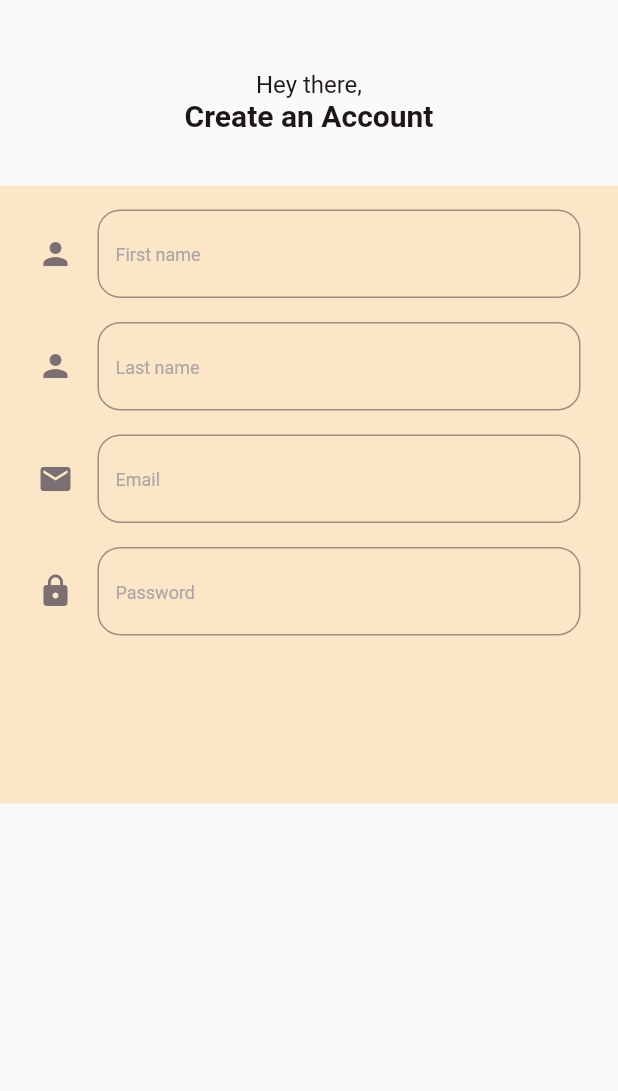
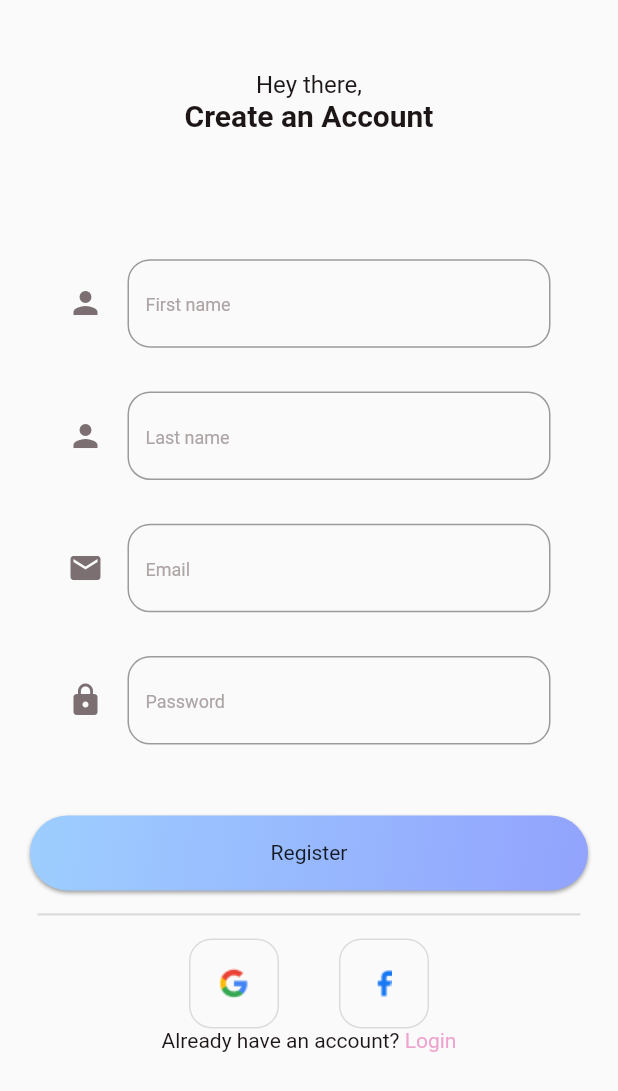
Before and after one commit to chimpansiets/fitness_app, a Flutter app: the SignUpPage widget shown alone on an empty page, opened directly, on a phone screen of 412 x 824 dp. Shown: the top 1091 px of the screen. Run offline on Flutter 3.47's test engine with Material 2 defaults, Android fonts, the phone set to English and light mode, and no system bars; our stand-ins replace bloc, flutter_bloc, flutter_svg, freezed_annotation, get_it, google_fonts.

Commit message:
Finished sign_up page, todo: business logic and fix firebase_auth issues

```diff
--- a/lib/presentation/core/templates/sign_form_template.dart
+++ b/lib/presentation/core/templates/sign_form_template.dart
@@ -29,14 +29,25 @@ class SignFormTemplate extends StatelessWidget {
             child: headerSection,
           ),
           Container(
-            color: Colors.orange.withOpacity(0.2),
-            width: screenSize.width,
-            height: screenSize.height * 0.5,
+            height: screenSize.height * 0.50,
+            padding: const EdgeInsets.symmetric(horizontal: 20),
             child: formSection,
           ),
-          // buttonSection,
-          // Divider(),
-          // optionsSection,
+          Padding(
+            padding: const EdgeInsets.symmetric(vertical: 8.0, horizontal: 20),
+            child: buttonSection,
+          ),
+          const Padding(
+            padding: EdgeInsets.symmetric(horizontal: 25.0),
+            child: Divider(
+              thickness: 1.5,
+            ),
+          ),
+          Padding(
+            padding:
+                const EdgeInsets.symmetric(horizontal: 20.0, vertical: 8.0),
+            child: optionsSection,
+          ),
         ],
       ),
     );
--- /dev/null
+++ b/lib/presentation/sign_up/components/auth_icon.dart
@@ -0,0 +1,38 @@
+import 'package:fitness_app/theme/theme.dart';
+import 'package:flutter/material.dart';
+import 'package:flutter_svg/svg.dart';
+
+enum AuthIcons {
+  google,
+  facebook,
+}
+
+class AuthIcon extends StatelessWidget {
+  final AuthIcons type;
+
+  AuthIcon(AuthIcons this.type, {Key? key}) : super(key: key);
+
+  final Map<AuthIcons, Widget> logos = {
+    AuthIcons.google: Image.asset("assets/images/google-logo.png"),
+    AuthIcons.facebook: Image.asset("assets/images/facebook-logo.png"),
+  };
+
+  @override
+  Widget build(BuildContext context) {
+    return GestureDetector(
+      child: Container(
+        height: 60,
+        width: 60,
+        decoration: BoxDecoration(
+          // color: Colors.orange.withOpacity(0.2),
+          borderRadius: BorderRadius.circular(15),
+          border: Border.all(color: FitnessTheme.gray3),
+        ),
+        child: logos[type],
+      ),
+      onTap: () {
+        // TODO: Add logic using cubit's
+      },
+    );
+  }
+}
--- a/lib/presentation/sign_up/pages/sign_up_page.dart
+++ b/lib/presentation/sign_up/pages/sign_up_page.dart
@@ -1,4 +1,6 @@
+import 'package:fitness_app/presentation/core/components/primary_button.dart';
 import 'package:fitness_app/presentation/core/templates/sign_form_template.dart';
+import 'package:fitness_app/presentation/sign_up/components/auth_icon.dart';
 import 'package:fitness_app/presentation/sign_up/components/login_form_field.dart';
 import 'package:fitness_app/theme/theme.dart';
 import 'package:flutter/material.dart';
@@ -36,11 +38,12 @@ class SignUpPage extends StatelessWidget {
         ],
       ),
       formSection: Padding(
-        padding: const EdgeInsets.symmetric(horizontal: 25.0),
+        padding: const EdgeInsets.symmetric(horizontal: 25.0, vertical: 20.0),
         child: Column(
+          mainAxisAlignment: MainAxisAlignment.spaceEvenly,
           children: [
             Padding(
-              padding: const EdgeInsets.only(top: 16.0),
+              padding: const EdgeInsets.only(top: 10.0),
               child: LoginFormField(
                 hintText: 'First name',
                 icon: Icons.person,
@@ -48,7 +51,7 @@ class SignUpPage extends StatelessWidget {
               ),
             ),
             Padding(
-              padding: const EdgeInsets.only(top: 16.0),
+              padding: const EdgeInsets.only(top: 10.0),
               child: LoginFormField(
                 hintText: 'Last name',
                 icon: Icons.person,
@@ -56,7 +59,7 @@ class SignUpPage extends StatelessWidget {
               ),
             ),
             Padding(
-              padding: const EdgeInsets.only(top: 16.0),
+              padding: const EdgeInsets.only(top: 10.0),
               child: LoginFormField(
                 hintText: 'Email',
                 icon: Icons.mail,
@@ -64,7 +67,7 @@ class SignUpPage extends StatelessWidget {
               ),
             ),
             Padding(
-              padding: const EdgeInsets.only(top: 16.0),
+              padding: const EdgeInsets.only(top: 10.0),
               child: LoginFormField(
                 hideText: true,
                 hintText: 'Password',
@@ -75,8 +78,64 @@ class SignUpPage extends StatelessWidget {
           ],
         ),
       ),
-      buttonSection: Container(),
-      optionsSection: Container(),
+      buttonSection: PrimaryButton(
+        height: 80,
+        gradient: const LinearGradient(
+          begin: Alignment.topLeft,
+          end: Alignment.bottomRight,
+          colors: [
+            Color(0xFF9DCEFF),
+            Color(0xFF92A3FD),
+          ],
+        ),
+        onPressed: () {
+          print("wadduppppp");
+        },
+        child: const Text('Register'),
+      ),
+      optionsSection: Container(
+        height: MediaQuery.of(context).size.height * 0.15,
+        width: MediaQuery.of(context).size.width * 0.9,
+        child: Column(
+          children: [
+            Row(
+              mainAxisAlignment: MainAxisAlignment.center,
+              children: [
+                AuthIcon(AuthIcons.google),
+                const SizedBox(width: 40),
+                AuthIcon(AuthIcons.facebook),
+              ],
+            ),
+            Row(
+              mainAxisAlignment: MainAxisAlignment.center,
+              children: [
+                Text(
+                  'Already have an account? ',
+                  style: TextStyle(
+                    color: FitnessTheme.black,
+                    fontSize: 14,
+                  ),
+                ),
+                GestureDetector(
+                  onTap: () {
+                    // TODO: Route to login page
+                  },
+                  child: Text(
+                    'Login',
+                    style: TextStyle(
+                      fontSize: 14,
+                      foreground: Paint()
+                        ..shader = FitnessTheme.purpleLinear.createShader(
+                          Rect.fromLTWH(0, 0, 50, 50),
+                        ),
+                    ),
+                  ),
+                ),
+              ],
+            ),
+          ],
+        ),
+      ),
     );
   }
 }
```
Also changed, not shown: pubspec.yaml (+5 -3 lines), assets/images/facebook-logo.png (added), assets/images/facebook-logo.svg (added), assets/images/google-logo.png (added), 4 other files.
